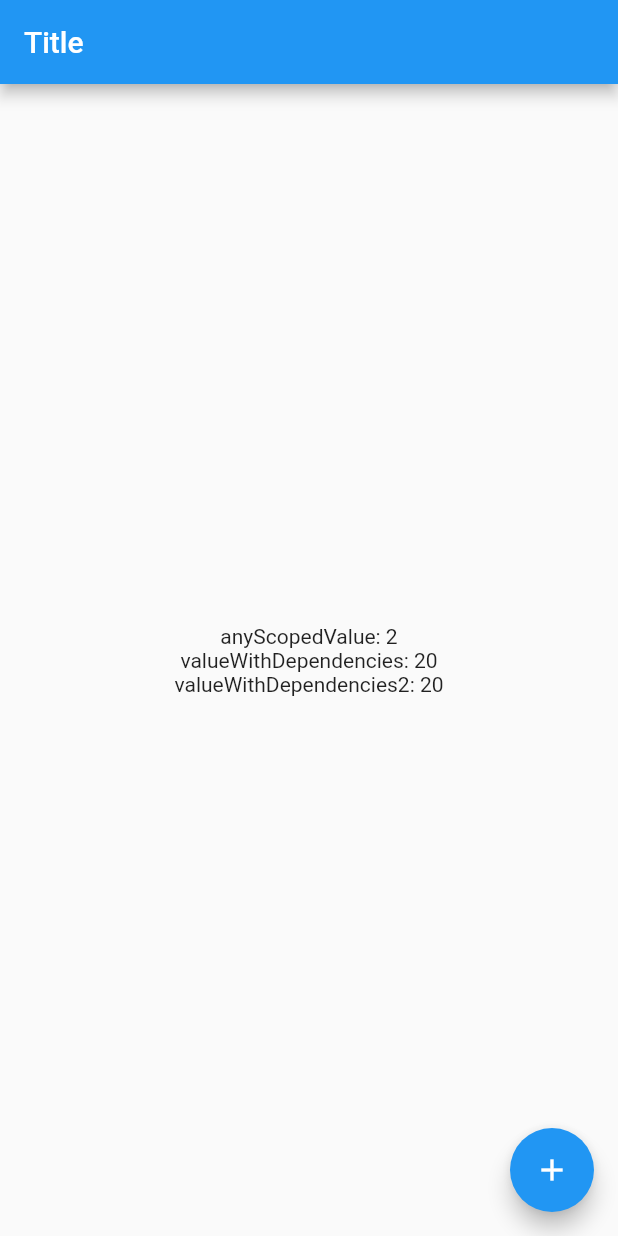
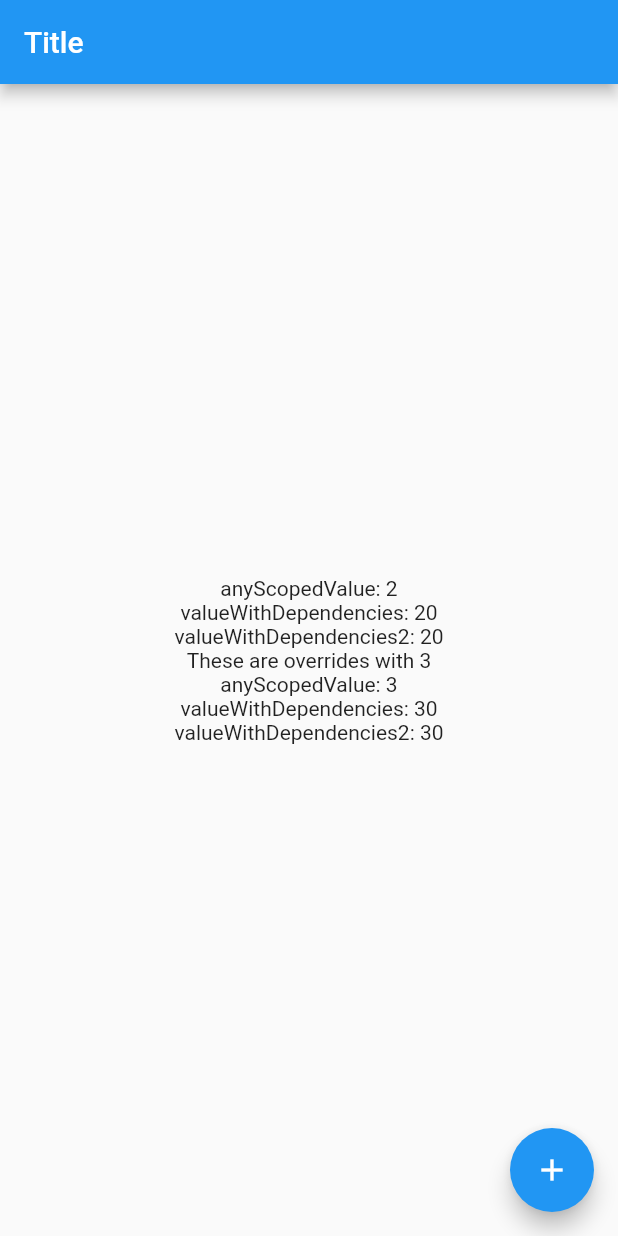
Before and after one commit to bakatsuyuki/flutter-playground, a Flutter app: the screen it shows after launch, on a phone screen of 412 x 824 dp. Run offline on Flutter 3.47's test engine with Material 2 defaults, Android fonts, the phone set to English and light mode, and no system bars; our stand-ins replace flutter_riverpod.

Commit message:
Test RiverPod Provider's dependencies

```diff
--- a/lib/main.dart
+++ b/lib/main.dart
@@ -36,12 +36,13 @@ class MyHomePage extends ConsumerWidget {
         child: Column(
           mainAxisAlignment: MainAxisAlignment.center,
           children: [
-            Text('anyScopedValue: ${ref.watch(_anyScopedValue)}'),
-            Text(
-              'valueWithDependencies: ${ref.watch(_valueWithDependencies)}',
-            ),
-            Text(
-              'valueWithDependencies2: ${ref.watch(_valueWithDependencies2)}',
+            _TextWidgets(),
+            Text('These are overrides with 3'),
+            ProviderScope(
+              overrides: [
+                _anyScopedValue.overrideWithValue('3'),
+              ],
+              child: _TextWidgets(),
             ),
             // It's thrown error because not add dependency to _anyScopedValue
             /*
@@ -55,6 +56,26 @@ class MyHomePage extends ConsumerWidget {
         onPressed: () => ref.read(_countState.notifier).state++,
         child: Icon(Icons.add),
       ),
+    );
+  }
+}
+
+class _TextWidgets extends ConsumerWidget {
+  const _TextWidgets({Key? key}) : super(key: key);
+
+  @override
+  Widget build(BuildContext context, WidgetRef ref) {
+    return Column(
+      mainAxisAlignment: MainAxisAlignment.center,
+      children: [
+        Text('anyScopedValue: ${ref.watch(_anyScopedValue)}'),
+        Text(
+          'valueWithDependencies: ${ref.watch(_valueWithDependencies)}',
+        ),
+        Text(
+          'valueWithDependencies2: ${ref.watch(_valueWithDependencies2)}',
+        ),
+      ],
     );
   }
 }
```
